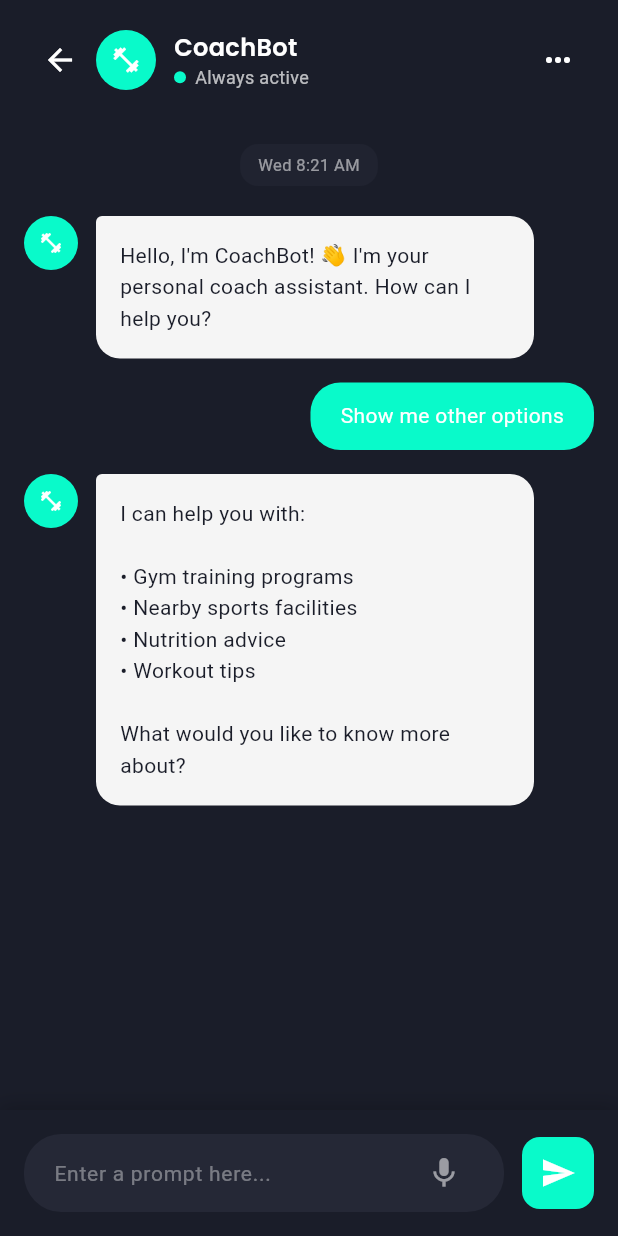
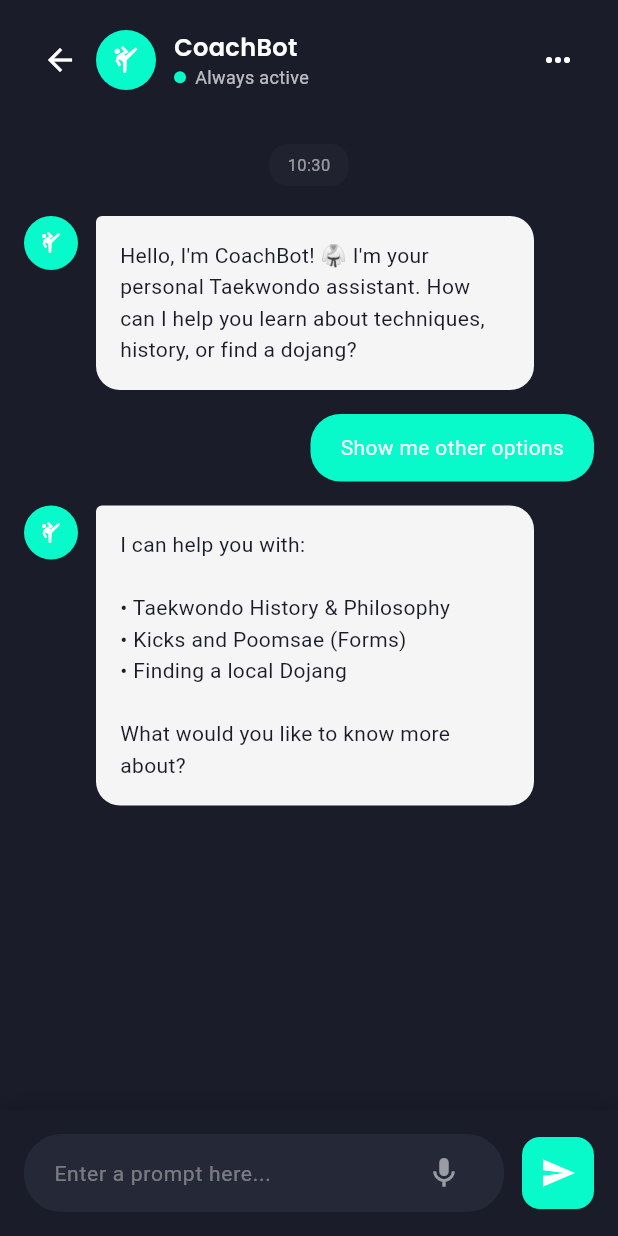
Before and after one commit to niczrsoh/Mapped_Frontend, a Flutter app: the CoachBotScreen screen opened by its route, after a tap on "Show me other options", on a phone screen of 412 x 824 dp. Run offline on Flutter 3.47's test engine with Material 3 defaults, Android fonts, the phone set to English and light mode, and no system bars; our stand-ins replace get, google_fonts.

Commit message:
Update forum, coach bot

```diff
--- a/lib/screens/coachBot_chat_screen.dart
+++ b/lib/screens/coachBot_chat_screen.dart
@@ -26,7 +26,7 @@ class CoachBotChatScreen extends StatelessWidget {
                     radius: 20,
                     backgroundColor: const Color(0xFF09FACA),
                     child: const Icon(
-                      Icons.fitness_center,
+                      Icons.sports_martial_arts,
                       color: Colors.white,
                       size: 20,
                     ),
@@ -170,16 +170,20 @@ class CoachBotChatScreen extends StatelessWidget {
   }
 
   Widget _buildTimestamp(DateTime time) {
+    // This will format the time as "HH:MM" (e.g., "14:35")
+    final String formattedTime =
+        "${time.hour.toString().padLeft(2, '0')}:${time.minute.toString().padLeft(2, '0')}";
+
     return Center(
       child: Container(
         padding: const EdgeInsets.symmetric(horizontal: 12, vertical: 6),
         margin: const EdgeInsets.symmetric(vertical: 8),
         decoration: BoxDecoration(
-          color: const Color(0xFF252836).withOpacity(0.5),
+          color: const Color(0xFF252836).withValues(alpha: 0.5),
           borderRadius: BorderRadius.circular(12),
         ),
         child: Text(
-          'Wed 8:21 AM',
+          formattedTime, // <-- CHANGED
           style: GoogleFonts.roboto(
             fontSize: 11,
             color: Colors.white54,
@@ -199,7 +203,7 @@ class CoachBotChatScreen extends StatelessWidget {
             radius: 18,
             backgroundColor: const Color(0xFF09FACA),
             child: const Icon(
-              Icons.fitness_center,
+              Icons.sports_martial_arts,
               color: Colors.white,
               size: 16,
             ),
@@ -283,7 +287,8 @@ class CoachBotChatController extends GetxController {
     super.onInit();
     // Welcome message
     messages.add(ChatMessage(
-      text: "Hello, I'm CoachBot! 👋 I'm your personal coach assistant. How can I help you?",
+      text:
+          "Hello, I'm CoachBot! 🥋 I'm your personal Taekwondo assistant. How can I help you learn about techniques, history, or find a dojang?",
       isUser: false,
       timestamp: DateTime.now(),
     ));
@@ -322,68 +327,40 @@ class CoachBotChatController extends GetxController {
 
     final lowerMessage = userMessage.toLowerCase();
 
-    if (lowerMessage.contains('gym training') ||
-        lowerMessage.contains('workout plan') ||
-        lowerMessage.contains('provide me gym')) {
-      response = '''Day 1: Push (Chest, Triceps, Shoulders):
-• Bench Press (Barbell or Dumbbell)
-• Shoulder Press
-• Dumbbell Flyes or Cable Crossovers
-• Triceps Pushdown or Dips
+    // --- TAEKWONDO LOGIC ---
+    if (lowerMessage.contains('history') || lowerMessage.contains('philosophy')) {
+      response =
+          '''Taekwondo is a Korean martial art that emphasizes high, fast, and spinning kicks. 🇰🇷
 
-Day 2: Pull (Back, Biceps):
-• Pull-ups or Lat Pulldowns
-• Bent-Over Rows or Seated Cable Rows
-• Bicep Curls
-• Face Pulls
+Its philosophy is built upon five tenets:
+• **Courtesy** (Ye Ui)
+• **Integrity** (Yom Chi)
+• **Perseverance** (In Nae)
+• **Self-Control** (Guk Gi)
+• **Indomitable Spirit** (Baekjul Boolgool)''';
+    } else if (lowerMessage.contains('techniques') ||
+        lowerMessage.contains('kicks') ||
+        lowerMessage.contains('poomsae')) {
+      response =
+          '''Taekwondo is known for its dynamic kicks! Key techniques include:
 
-Day 3: Legs:
-• Squats (Barbell or Goblet)
-• Romanian Deadlifts
-• Leg Press
-• Calf Raises
+• **Ap Chagi** (Front Kick)
+• **Dollyeo Chagi** (Roundhouse Kick)
+• **Yeop Chagi** (Side Kick)
+• **Dwi Chagi** (Back Kick)
 
-Day 4: Rest or Active Recovery
-
-Day 5: Upper Body:
-• Incline Bench Press
-• Overhead Press
-• Rows
-• Lateral Raises
-
-Day 6: Lower Body & Core:
-• Deadlifts
-• Lunges
-• Leg Curls
-• Planks & Core Work
-
-Day 7: Rest
-
-Remember to warm up before each session and cool down after! 💪''';
-    } else if (lowerMessage.contains('gym') || lowerMessage.contains('facility')) {
-      response = '''Ok, how about these?
-
-BodyWorks on Nadwislańska 12 street
-250 meters • 30 zł/one entrance all day
-
-Amenities:
-🏋️ Gym 🧖 SPA 🏊 Pool''';
-    } else if (lowerMessage.contains('diet') || lowerMessage.contains('nutrition')) {
-      response = '''Here's a balanced nutrition guide:
-
-🥗 Protein: 1.6-2.2g per kg of body weight
-🍚 Carbs: 3-5g per kg for moderate activity
-🥑 Fats: 0.8-1g per kg
-
-Meal timing:
-• Pre-workout: 1-2 hours before
-• Post-workout: Within 30-60 minutes
-
-Stay hydrated with 2-3 liters of water daily!''';
+We also practice **Poomsae** (forms), which are set patterns of defense and attack used to practice techniques.''';
+    } else if (lowerMessage.contains('dojang') ||
+        lowerMessage.contains('nearby') ||
+        lowerMessage.contains('find')) {
+      response =
+          "To find a *dojang* (Taekwondo school) near you, I'll need your current location or a city name. Would you like me to search for certified dojangs in your area?";
     } else if (lowerMessage.contains('hello') || lowerMessage.contains('hi')) {
-      response = "Hello! How can I assist you with your fitness journey today? I can help with workout plans, gym recommendations, nutrition advice, and more!";
+      response =
+          "Hello! How can I assist you with Taekwondo today? I can help with history, techniques, or finding a school.";
     } else {
-      response = "I can help you with:\n\n• Gym training programs\n• Nearby sports facilities\n• Nutrition advice\n• Workout tips\n\nWhat would you like to know more about?";
+      response =
+          "I can help you with:\n\n• Taekwondo History & Philosophy\n• Kicks and Poomsae (Forms)\n• Finding a local Dojang\n\nWhat would you like to know more about?";
     }
 
     messages.add(ChatMessage(
--- a/lib/screens/coachBot_screen.dart
+++ b/lib/screens/coachBot_screen.dart
@@ -115,17 +115,25 @@ class CoachBotScreen extends StatelessWidget {
 
                       // Quick Action Buttons
                       _buildQuickActionButton(
-                        icon: Icons.fitness_center,
-                        title: 'Book me a visit in a gym',
-                        onTap: () => controller.bookGymVisit(),
+                        icon: Icons.school_outlined, // Good for history/learning
+                        title: 'Explain Taekwondo History & Philosophy',
+                        onTap: () => controller.explainHistory(),
                       ),
 
                       const SizedBox(height: 12),
 
                       _buildQuickActionButton(
-                        icon: Icons.sports_gymnastics,
-                        title: 'Show me other sports facilities around',
-                        onTap: () => controller.showSportsFacilities(),
+                        icon: Icons.sports_martial_arts, // Perfect for techniques
+                        title: 'Show me Taekwondo Techniques',
+                        onTap: () => controller.showTechniques(),
+                      ),
+
+                      const SizedBox(height: 12),
+
+                      _buildQuickActionButton(
+                        icon: Icons.location_on_outlined, // Good for location
+                        title: 'Find a Dojang Nearby',
+                        onTap: () => controller.findDojang(),
                       ),
 
                       const SizedBox(height: 12),
@@ -297,22 +305,10 @@ class CoachBotScreen extends StatelessWidget {
 }
 
 class CoachBotController extends GetxController {
-  var userName = 'Karan'.obs;
+  var userName = 'Lieyza'.obs;
   final messageController = TextEditingController();
 
-  void bookGymVisit() {
-    // Navigate to chat with pre-filled message
-    Get.to(() => CoachBotChatScreen());
-
-    // Send message after navigation
-    Future.delayed(const Duration(milliseconds: 500), () {
-      final chatController = Get.find<CoachBotChatController>();
-      chatController.messageController.text = 'Book me a visit in a gym';
-      chatController.sendMessage();
-    });
-  }
-
-  void showSportsFacilities() {
+void explainHistory() {
     // Navigate to chat with pre-filled message
     Get.to(() => CoachBotChatScreen());
 
@@ -320,7 +316,31 @@ class CoachBotController extends GetxController {
     Future.delayed(const Duration(milliseconds: 500), () {
       final chatController = Get.find<CoachBotChatController>();
       chatController.messageController.text =
-          'Show me other sports facilities around';
+          'Explain Taekwondo History & Philosophy';
+      chatController.sendMessage();
+    });
+  }
+
+  void showTechniques() {
+    // Navigate to chat with pre-filled message
+    Get.to(() => CoachBotChatScreen());
+
+    // Send message after navigation
+    Future.delayed(const Duration(milliseconds: 500), () {
+      final chatController = Get.find<CoachBotChatController>();
+      chatController.messageController.text = 'Show me Taekwondo Techniques';
+      chatController.sendMessage();
+    });
+  }
+
+  void findDojang() {
+    // Navigate to chat with pre-filled message
+    Get.to(() => CoachBotChatScreen());
+
+    // Send message after navigation
+    Future.delayed(const Duration(milliseconds: 500), () {
+      final chatController = Get.find<CoachBotChatController>();
+      chatController.messageController.text = 'Find a Dojang Nearby';
       chatController.sendMessage();
     });
   }
--- a/lib/screens/forum_screen.dart
+++ b/lib/screens/forum_screen.dart
@@ -18,10 +18,6 @@ class ForumScreen extends StatelessWidget {
               padding: const EdgeInsets.all(16),
               child: Row(
                 children: [
-                  IconButton(
-                    icon: const Icon(Icons.arrow_back, color: Colors.white),
-                    onPressed: () => Get.back(),
-                  ),
                   Text(
                     'Home',
                     style: GoogleFonts.inter(
```
